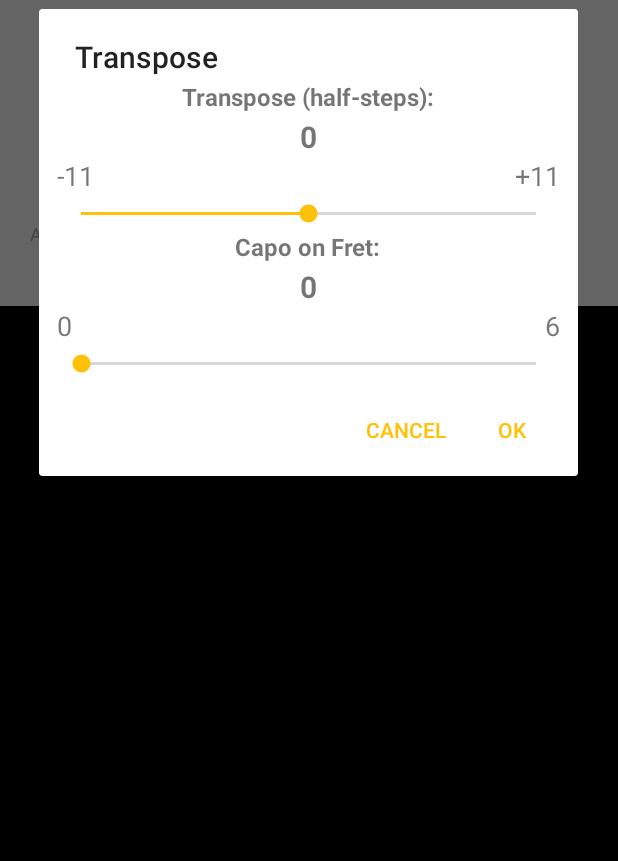
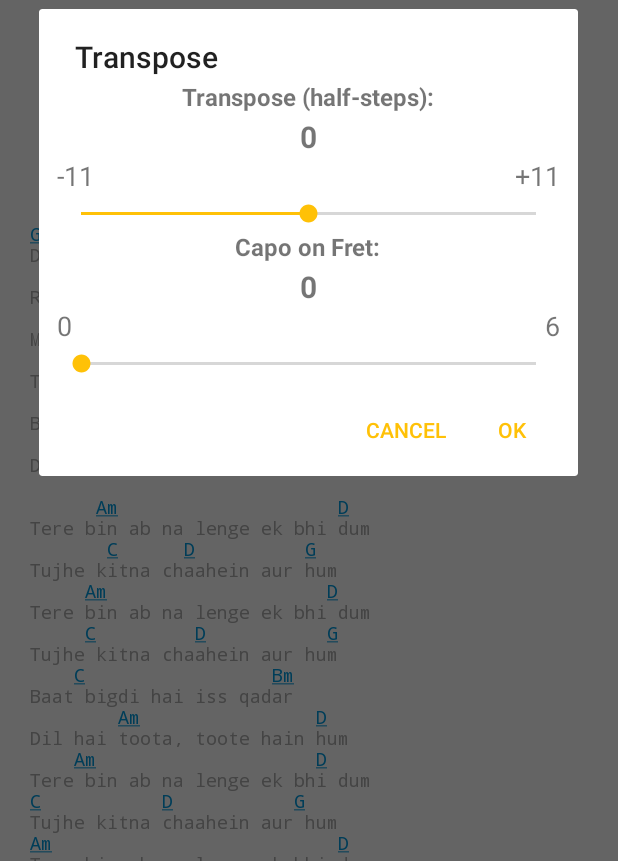
Before and after one commit to pradeep2424/MusicalChords, an Android app: the SongDetailsActivity screen opened directly, with no data from a screen before it, in the options menu, after a tap on "Transpose", on a phone screen of 412 x 824 dp, the part 375-1236 px from its top. Run offline under Robolectric (Android 15) with nearby library versions, the phone set to English and light mode, and no system bars; plain views replace ArcView, SparkButton; pictures from the network do not load; Roboto replaces fonts that are not available here; 3 statements that could not run were skipped.

Commit message:
solve typeface issue for mismatch text chords

```diff
--- a/app/src/main/AndroidManifest.xml
+++ b/app/src/main/AndroidManifest.xml
@@ -20,7 +20,6 @@
             android:theme="@style/NoActionBar">
             <intent-filter>
                 <action android:name="android.intent.action.MAIN" />
-
                 <category android:name="android.intent.category.LAUNCHER" />
             </intent-filter>
         </activity>
--- a/app/src/main/java/com/music/chords/activity/SongDetailsActivity.java
+++ b/app/src/main/java/com/music/chords/activity/SongDetailsActivity.java
@@ -33,6 +33,7 @@ import android.widget.EditText;
 import android.widget.ImageView;
 import android.widget.PopupMenu;
 import android.widget.PopupWindow;
+import android.widget.ScrollView;
 import android.widget.TextView;
 
 import com.bumptech.glide.Glide;
@@ -49,6 +50,7 @@ import com.music.chords.chordsReader.helper.DialogHelper;
 import com.music.chords.chordsReader.helper.PopupHelper;
 import com.music.chords.chordsReader.helper.PreferenceHelper;
 import com.music.chords.chordsReader.helper.TransposeHelper;
+import com.music.chords.chordsReader.helper.WebPageExtractionHelper;
 import com.music.chords.chordsReader.utils.InternalURLSpan;
 import com.music.chords.chordsReader.utils.Pair;
 import com.music.chords.chordsReader.utils.UtilLogger;
@@ -76,8 +78,8 @@ public class SongDetailsActivity extends AppCompatActivity implements Constants,
 
     private PowerManager.WakeLock wakeLock;
 
-    private  float lastXCoordinate;
-    private  float lastYCoordinate;
+    private float lastXCoordinate;
+    private float lastYCoordinate;
 
     private int capoFret = 0;
     private int transposeHalfSteps = 0;
@@ -106,9 +108,46 @@ public class SongDetailsActivity extends AppCompatActivity implements Constants,
         initializeChordDictionary();
         applyColorScheme();
 
-        showConfirmChordchartDialog();
+//        showConfirmChordchartDialog();
 
-        chordText = "";
+
+        chordText = "G                     Em\n" +
+                "Dil ka dariya beh hi gaya\n" +
+                "  C                      D\n" +
+                "Raahon mein yun jo tu mil gaya\n" +
+                "     G                   Em\n" +
+                "Mushqil se main sambhla tha haan\n" +
+                "       C               D\n" +
+                "Toot gaya hoon phir ek dafaa\n" +
+                "        C            Bm\n" +
+                "Baat bigdi hai iss qadar\n" +
+                "        Am               D\n" +
+                "Dil hai toota, toote hain hum\n" +
+                " \n" +
+                "      Am                    D\n" +
+                "Tere bin ab na lenge ek bhi dum\n" +
+                "       C      D          G\n" +
+                "Tujhe kitna chaahein aur hum\n" +
+                "     Am                    D\n" +
+                "Tere bin ab na lenge ek bhi dum\n" +
+                "     C         D           G\n" +
+                "Tujhe kitna chaahein aur hum\n" +
+                "    C                 Bm\n" +
+                "Baat bigdi hai iss qadar\n" +
+                "        Am                D\n" +
+                "Dil hai toota, toote hain hum\n" +
+                "    Am                    D\n" +
+                "Tere bin ab na lenge ek bhi dum\n" +
+                "C           D           G\n" +
+                "Tujhe kitna chaahein aur hum\n" +
+                "Am                          D\n" +
+                "Tere bin ab na lenge ek bhi dum\n" +
+                "C         D            G\n" +
+                "Tujhe kitna chaahein aur hum";
+
+//		showConfirmChordchartDialog(true);
+
+        analyzeChordsAndShowChordView();
     }
 
     private void init() {
@@ -136,6 +175,7 @@ public class SongDetailsActivity extends AppCompatActivity implements Constants,
         tvTitle = (TextView) findViewById(R.id.tv_title);
         tvSubtitle = (TextView) findViewById(R.id.tv_subtitle);
         tvLyrics = (TextView) findViewById(R.id.tv_lyricsText);
+        tvLyrics.setTextSize(TypedValue.COMPLEX_UNIT_SP, PreferenceHelper.getTextSizePreference(this));
 
 //        heartButton = (SparkButton) findViewById(R.id.heart_button);
 //        btnAudio = (Button) findViewById(R.id.btn_audio);
@@ -187,7 +227,6 @@ public class SongDetailsActivity extends AppCompatActivity implements Constants,
             tvLyrics.setText(songObject.getSongLyrics());
         }
     }
-
 
 
     //    @Override
@@ -292,14 +331,14 @@ public class SongDetailsActivity extends AppCompatActivity implements Constants,
 
     private void initializeChordDictionary() {
         // do in the background to avoid jank
-        new AsyncTask<Void, Void, Void>(){
+        new AsyncTask<Void, Void, Void>() {
 
             @Override
             protected Void doInBackground(Void... params) {
                 ChordDictionary.initialize(SongDetailsActivity.this);
                 return null;
             }
-        }.execute((Void)null);
+        }.execute((Void) null);
 
     }
 
@@ -319,6 +358,8 @@ public class SongDetailsActivity extends AppCompatActivity implements Constants,
                     public void onClick(DialogInterface dialog, int which) {
                         chordText = editText.getText().toString();
                         switchToViewingMode();
+
+//                        analyzeHtml();
                     }
                 })
                 .create()
@@ -327,37 +368,40 @@ public class SongDetailsActivity extends AppCompatActivity implements Constants,
 
     private void analyzeHtml() {
 
-        if (chordWebpage != null) {
-            // known webpage
+//        if (chordWebpage != null) {
+//            // known webpage
+//
+//            log.d("known web page: %s", chordWebpage);
+//
+//            chordText = WebPageExtractionHelper.extractChordChart(
+//                    chordWebpage, html, getNoteNaming());
+//        } else {
+//            // unknown webpage
 
-            log.d("known web page: %s", chordWebpage);
+        log.d("unknown webpage");
 
-            chordText = WebPageExtractionHelper.extractChordChart(
-                    chordWebpage, html, getNoteNaming());
-        } else {
-            // unknown webpage
-
-            log.d("unknown webpage");
-
-            chordText = WebPageExtractionHelper.extractLikelyChordChart(html, getNoteNaming());
+        chordText = WebPageExtractionHelper.extractLikelyChordChart(chordText, getNoteNaming());
 
 
-            if (chordText == null) { // didn't find a good extraction, so use the entire html
+        if (chordText == null) { // didn't find a good extraction, so use the entire html
 
-                log.d("didn't find a good chord chart using the <pre> tag");
+            log.d("didn't find a good chord chart using the <pre> tag");
 
-                chordText = WebPageExtractionHelper.convertHtmlToText(html);
-            }
+            chordText = WebPageExtractionHelper.convertHtmlToText(chordText);
         }
+//        }
 
-        showConfirmChordchartDialog(false);
-
+//        showConfirmChordchartDialog();
+        switchToViewingMode();
     }
 
 
     private void switchToViewingMode() {
         wakeLock.acquire();
 //        resetDataExceptChordTextAndFilename();
+
+        capoFret = 0;
+        transposeHalfSteps = 0;
         analyzeChordsAndShowChordView();
     }
 
@@ -379,7 +423,7 @@ public class SongDetailsActivity extends AppCompatActivity implements Constants,
         progressDialog.setMessage(getText(R.string.please_wait));
         progressDialog.setIndeterminate(true);
 
-        AsyncTask<Void,Void, Spannable> task = new AsyncTask<Void, Void, Spannable>(){
+        AsyncTask<Void, Void, Spannable> task = new AsyncTask<Void, Void, Spannable>() {
 
             @Override
             protected void onPreExecute() {
@@ -405,7 +449,7 @@ public class SongDetailsActivity extends AppCompatActivity implements Constants,
                     try {
                         Thread.sleep(PROGRESS_DIALOG_MIN_TIME - elapsed);
                     } catch (InterruptedException e) {
-                        log.e(e,"unexpected exception");
+                        log.e(e, "unexpected exception");
                     }
                 }
                 return newText;
@@ -420,7 +464,7 @@ public class SongDetailsActivity extends AppCompatActivity implements Constants,
             }
         };
 
-        task.execute((Void)null);
+        task.execute((Void) null);
     }
 
     private void updateChordsInTextForTransposition(int transposeDiff, int capoDiff) {
@@ -437,8 +481,8 @@ public class SongDetailsActivity extends AppCompatActivity implements Constants,
         int lastEndIndex = 0;
         StringBuilder sb = new StringBuilder();
 
-        List<Pair<Integer,Integer>> newStartAndEndPositions =
-                new ArrayList<Pair<Integer,Integer>>(chordsInText.size());
+        List<Pair<Integer, Integer>> newStartAndEndPositions =
+                new ArrayList<Pair<Integer, Integer>>(chordsInText.size());
 
         for (ChordInText chordInText : chordsInText) {
 
@@ -465,7 +509,7 @@ public class SongDetailsActivity extends AppCompatActivity implements Constants,
         // add a hyperlink to each chord
         for (int i = 0; i < newStartAndEndPositions.size(); i++) {
 
-            Pair<Integer,Integer> newStartAndEndPosition = newStartAndEndPositions.get(i);
+            Pair<Integer, Integer> newStartAndEndPosition = newStartAndEndPositions.get(i);
 
             //log.d("pair is %s", newStartAndEndPosition);
             //log.d("substr is '%s'", sb.substring(
@@ -605,7 +649,7 @@ public class SongDetailsActivity extends AppCompatActivity implements Constants,
         progressDialog.setIndeterminate(true);
 
         // transpose in background to avoid jankiness
-        AsyncTask<Void,Void,Spannable> task = new AsyncTask<Void, Void, Spannable>(){
+        AsyncTask<Void, Void, Spannable> task = new AsyncTask<Void, Void, Spannable>() {
 
 
             @Override
@@ -637,7 +681,7 @@ public class SongDetailsActivity extends AppCompatActivity implements Constants,
                     try {
                         Thread.sleep(PROGRESS_DIALOG_MIN_TIME - elapsed);
                     } catch (InterruptedException e) {
-                        log.e(e,"unexpected exception");
+                        log.e(e, "unexpected exception");
                     }
                 }
 
@@ -657,7 +701,7 @@ public class SongDetailsActivity extends AppCompatActivity implements Constants,
 
         };
 
-        task.execute((Void)null);
+        task.execute((Void) null);
     }
 
 
--- a/app/src/main/java/com/music/chords/chordsReader/helper/WebPageExtractionHelper.java
+++ b/app/src/main/java/com/music/chords/chordsReader/helper/WebPageExtractionHelper.java
@@ -3,6 +3,10 @@ package com.music.chords.chordsReader.helper;
 import android.text.Html;
 import android.text.TextUtils;
 
+import com.music.chords.chordsReader.chords.NoteNaming;
+import com.music.chords.chordsReader.chords.regex.ChordParser;
+import com.music.chords.chordsReader.data.ChordWebpage;
+import com.music.chords.chordsReader.utils.StringUtil;
 import com.music.chords.chordsReader.utils.UtilLogger;
 
 import java.util.regex.Matcher;
--- a/app/src/main/res/layout/activity_product_details.xml
+++ b/app/src/main/res/layout/activity_product_details.xml
@@ -145,7 +145,7 @@
                     android:textColor="@color/main_text"
                     android:textSize="16sp" />
 
-                <com.music.chords.custom.MyTextView
+                <TextView
                     android:id="@+id/tv_lyricsText"
                     android:layout_width="match_parent"
                     android:layout_height="wrap_content"
@@ -153,9 +153,10 @@
                     android:layout_marginBottom="20dp"
                     android:linksClickable="true"
                     android:text="Aarti"
+                    android:typeface="monospace"
+                    android:paddingRight="3dp"
                     android:textColor="@color/main_text"
-                    android:textSize="16sp"
-                    android:textStyle="bold" />
+                    android:textSize="16sp" />
 
 <!--                <TextView-->
 <!--                    android:id="@+id/find_chords_viewing_text_view"-->
```
Also changed, not shown: app/src/main/res/raw/chords1.txt (line endings or trailing spaces).
